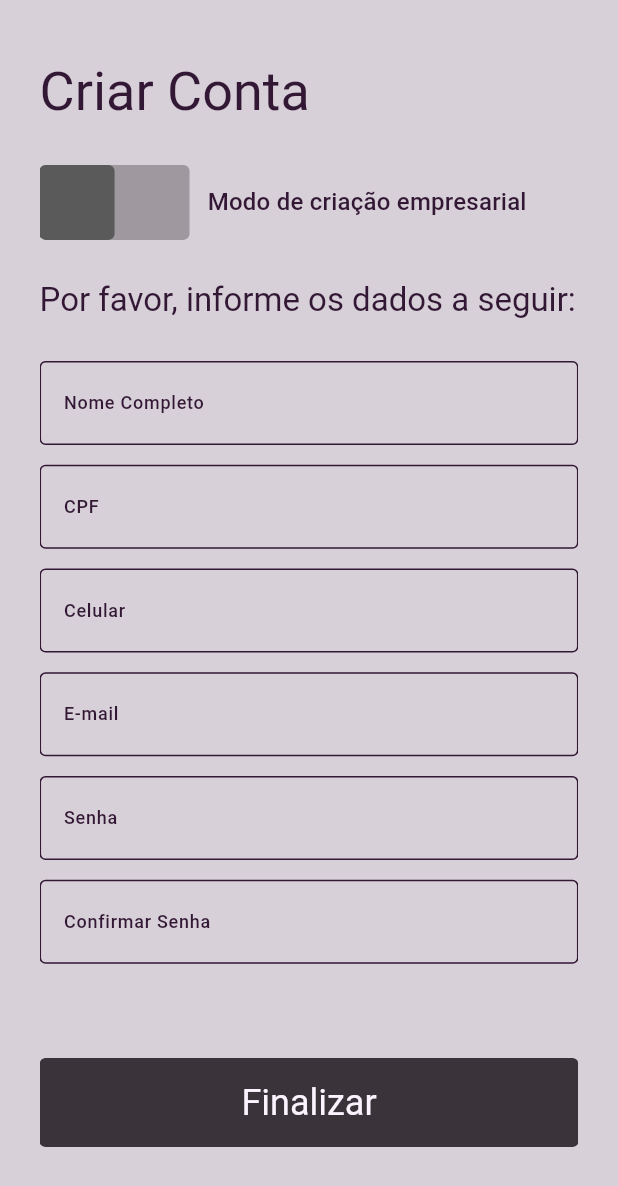
After one commit to JrSEngineer/turmalina_jobs, a Flutter app: the RegisterPage screen opened by its route, on a phone screen of 412 x 824 dp. The commit adds this screen. Shown: the top 1186 px of the screen. Run offline on Flutter 3.47's test engine with Material 3 defaults, Android fonts, the light colour scheme and no system bars; our stand-ins replace cloud_firestore, firebase_auth, firebase_core, flutter_mobx, flutter_modular, mask_text_input_formatter and 1 more; accounts and stored records are empty; generated files the repository leaves out were written again; statements that could not run were skipped.

Commit message:
Creating Register User View - Adding dependencies in auth module.

```diff
--- a/lib/src/app/modules/auth/view/pages/register_page.dart
+++ b/lib/src/app/modules/auth/view/pages/register_page.dart
@@ -1,5 +1,10 @@
 import 'package:flutter/material.dart';
+import 'package:flutter_modular/flutter_modular.dart';
+import 'package:turmalina_jobs/src/app/modules/auth/view/pages/register_company_view.dart';
+import 'package:turmalina_jobs/src/app/modules/auth/view/pages/register_user_view.dart';
+import 'package:turmalina_jobs/src/app/modules/auth/view/stores/register_user_store.dart';
 import 'package:turmalina_jobs/src/shared/widgets/app_container.dart';
+import 'package:turmalina_jobs/src/shared/widgets/app_switch.dart';
 
 class RegisterPage extends StatefulWidget {
   const RegisterPage({super.key});
@@ -8,11 +13,90 @@ class RegisterPage extends StatefulWidget {
   State<RegisterPage> createState() => _RegisterPageState();
 }
 
+bool switchValue = false;
+
 class _RegisterPageState extends State<RegisterPage> {
+  late RegisterUserStore registerUserStore;
+
+  @override
+  void initState() {
+    super.initState();
+
+    registerUserStore = Modular.get<RegisterUserStore>();
+  }
+
+  ValueNotifier<bool> createCompanyViewSelected = ValueNotifier(false);
+  final pageController = PageController();
+
   @override
   Widget build(BuildContext context) {
-     return const AppContainer(
-      child: Center(child: Text('REGISTER PAGE')),
+    final pageSpacing = MediaQuery.sizeOf(context).height * 0.032;
+
+    return AppContainer(
+      child: SingleChildScrollView(
+        physics: const NeverScrollableScrollPhysics(),
+        child: Column(
+          crossAxisAlignment: CrossAxisAlignment.start,
+          children: [
+            SizedBox(height: pageSpacing),
+            Text(
+              'Criar Conta',
+              style: Theme.of(context).textTheme.displaySmall,
+            ),
+            SizedBox(height: pageSpacing),
+            AppSwitch(
+              onTap: () {
+                switch (pageController.page) {
+                  case 0:
+                    pageController.animateToPage(
+                      1,
+                      duration: const Duration(milliseconds: 600),
+                      curve: Curves.ease,
+                    );
+                    createCompanyViewSelected.value = true;
+                    break;
+                  case 1:
+                    pageController.animateToPage(
+                      0,
+                      duration: const Duration(milliseconds: 600),
+                      curve: Curves.ease,
+                    );
+                    createCompanyViewSelected.value = false;
+                    break;
+                  default:
+                }
+              },
+              text: 'Modo de criação empresarial',
+              animationDuration: 300,
+              height: 50,
+              width: 100,
+              selectedMode: createCompanyViewSelected,
+              thumbColor: Theme.of(context).colorScheme.primaryContainer,
+              selectedThumbColor: Theme.of(context).colorScheme.primary,
+              trackColor: Theme.of(context).colorScheme.onPrimaryContainer,
+              selectedTrackColor: Theme.of(context).colorScheme.tertiary,
+            ),
+            SizedBox(height: pageSpacing),
+            Text(
+              'Por favor, informe os dados a seguir:',
+              style: Theme.of(context).textTheme.titleLarge,
+            ),
+            SizedBox(height: pageSpacing),
+            SizedBox(
+              height: MediaQuery.sizeOf(context).height * 0.7,
+              child: PageView(
+                physics: const NeverScrollableScrollPhysics(),
+                controller: pageController,
+                scrollDirection: Axis.horizontal,
+                children: const [
+                  RegisterUserView(),
+                  RegisterCompanyView(),
+                ],
+              ),
+            ),
+          ],
+        ),
+      ),
     );
   }
 }
--- /dev/null
+++ b/lib/src/app/modules/auth/view/pages/register_user_view.dart
@@ -0,0 +1,178 @@
+// ignore_for_file: use_build_context_synchronously
+
+import 'package:flutter/material.dart';
+import 'package:flutter_mobx/flutter_mobx.dart';
+import 'package:flutter_modular/flutter_modular.dart';
+import 'package:mask_text_input_formatter/mask_text_input_formatter.dart';
+import 'package:turmalina_jobs/src/app/modules/auth/view/stores/register_user_store.dart';
+import 'package:turmalina_jobs/src/shared/widgets/app_button.dart';
+import 'package:turmalina_jobs/src/shared/widgets/app_snackbar.dart';
+
+class RegisterUserView extends StatefulWidget {
+  const RegisterUserView({super.key});
+
+  @override
+  State<RegisterUserView> createState() => _RegisterUserViewState();
+}
+
+class _RegisterUserViewState extends State<RegisterUserView> {
+  late RegisterUserStore store;
+
+  @override
+  void initState() {
+    super.initState();
+
+    store = Modular.get<RegisterUserStore>();
+  }
+
+  @override
+  Widget build(BuildContext context) {
+    final formSpacing = MediaQuery.sizeOf(context).height * 0.016;
+    final buttonVerticalPadding = MediaQuery.sizeOf(context).height * 0.016;
+
+    return Form(
+      key: store.registerUserFormkey,
+      child: Column(
+        children: [
+          TextFormField(
+            autovalidateMode: AutovalidateMode.onUserInteraction,
+            decoration: InputDecoration(
+              labelStyle: Theme.of(context).textTheme.labelMedium,
+              label: const Text('Nome Completo'),
+              border: const OutlineInputBorder(),
+            ),
+            validator: (value) {
+              return value == null || value.isEmpty ? 'Por favor, informe seu nome completo.' : null;
+            },
+            onChanged: (value) => store.newUserInput.fullName = value,
+          ),
+          SizedBox(height: formSpacing),
+          TextFormField(
+            autovalidateMode: AutovalidateMode.onUserInteraction,
+            inputFormatters: [
+              MaskTextInputFormatter(
+                mask: '###.###.###-##',
+                type: MaskAutoCompletionType.lazy,
+              ),
+            ],
+            keyboardType: TextInputType.number,
+            decoration: InputDecoration(
+              labelStyle: Theme.of(context).textTheme.labelMedium,
+              label: const Text('CPF'),
+              border: const OutlineInputBorder(),
+            ),
+            validator: (value) {
+              return value == null || value.isEmpty ? 'Por favor, informe um cpf válido.' : null;
+            },
+            onChanged: (value) => store.newUserInput.document = value,
+          ),
+          SizedBox(height: formSpacing),
+          TextFormField(
+            autovalidateMode: AutovalidateMode.onUserInteraction,
+            keyboardType: TextInputType.phone,
+            inputFormatters: [
+              MaskTextInputFormatter(
+                mask: '+55 (##)# ####-####',
+                type: MaskAutoCompletionType.lazy,
+              ),
+            ],
+            decoration: InputDecoration(
+              labelStyle: Theme.of(context).textTheme.labelMedium,
+              label: const Text('Celular'),
+              border: const OutlineInputBorder(),
+            ),
+            validator: (value) {
+              return value == null || value.isEmpty ? 'Por favor, informe seu número de celular.' : null;
+            },
+            onChanged: (value) => store.newUserInput.phoneNumber = value,
+          ),
+          SizedBox(height: formSpacing),
+          TextFormField(
+            autovalidateMode: AutovalidateMode.onUserInteraction,
+            decoration: InputDecoration(
+              labelStyle: Theme.of(context).textTheme.labelMedium,
+              label: const Text('E-mail'),
+              border: const OutlineInputBorder(),
+            ),
+            validator: (value) {
+              return value == null || value.isEmpty ? 'Por favor, informe um e-mail válido.' : null;
+            },
+            onChanged: (value) => store.newUserInput.newAccountInput.email = value,
+          ),
+          SizedBox(height: formSpacing),
+          TextFormField(
+            autovalidateMode: AutovalidateMode.onUserInteraction,
+            decoration: InputDecoration(
+              labelStyle: Theme.of(context).textTheme.labelMedium,
+              label: const Text('Senha'),
+              border: const OutlineInputBorder(),
+            ),
+            validator: (value) {
+              return value == null || value.isEmpty ? 'Por favor, informe uma senha.' : null;
+            },
+            onChanged: (value) => store.newUserInput.newAccountInput.password = value,
+          ),
+          SizedBox(height: formSpacing),
+          TextFormField(
+            autovalidateMode: AutovalidateMode.onUserInteraction,
+            decoration: InputDecoration(
+              labelStyle: Theme.of(context).textTheme.labelMedium,
+              label: const Text('Confirmar Senha'),
+              border: const OutlineInputBorder(),
+            ),
+            validator: (value) {
+              return value == null || value.isEmpty ? 'Por favor, informe uma senha de confirmação (igual à anterior).' : null;
+            },
+            onChanged: (value) => store.newUserInput.newAccountInput.confirmationPassword = value,
+          ),
+          const Spacer(),
+          Observer(
+            builder: (_) {
+              return AppButton(
+                onTap: () async {
+                  if (!store.registerUserFormkey.currentState!.validate()) {
+                    return;
+                  }
+
+                  bool validPasswords = store.newUserInput.newAccountInput.password == store.newUserInput.newAccountInput.confirmationPassword;
+
+                  if (!validPasswords) {
+                    appSnackbar(
+                      context,
+                      message: 'As senhas informadas não correspondem. Por favor, forneça o mesmo valor nos campos de senha.',
+                    );
+                    return;
+                  }
+
+                  await store.registerUser();
+
+                  if (store.createUserException != null) {
+                    appSnackbar(
+                      context,
+                      message: 'Erro ao criar usuário. ${store.createUserException!.message}',
+                    );
+                    return;
+                  }
+                },
+                style: Theme.of(context).textTheme.titleLarge?.copyWith(
+                      color: Theme.of(context).colorScheme.onPrimary,
+                    ),
+                backgroundColor: Theme.of(context).colorScheme.secondary,
+                verticalPadding: buttonVerticalPadding,
+                child: store.loading //
+                    ? CircularProgressIndicator(color: Theme.of(context).colorScheme.onPrimary)
+                    : Text(
+                        'Finalizar',
+                        style: Theme.of(context).textTheme.headlineSmall?.copyWith(
+                              color: Theme.of(context).colorScheme.onPrimary,
+                            ),
+                      ),
+              );
+            },
+          ),
+          SizedBox(height: formSpacing * 4),
+        ],
+      ),
+    );
+  }
+}
--- /dev/null
+++ b/lib/src/shared/backend/app_collections.dart
@@ -0,0 +1,5 @@
+// ignore_for_file: non_constant_identifier_names
+
+abstract class AppCollections {
+  static String USERS = 'USERS';
+}
```
Also changed, not shown: lib/src/app/modules/auth/auth_module.dart (+19 -0 lines), lib/src/app/modules/auth/datasource/repositories/firebase_auth_repository.dart (+7 -3 lines), lib/src/app/modules/auth/view/stores/register_user_store.dart (added, +70 -0 lines), lib/src/app/modules/common/common_module.dart (added, +11 -0 lines).
